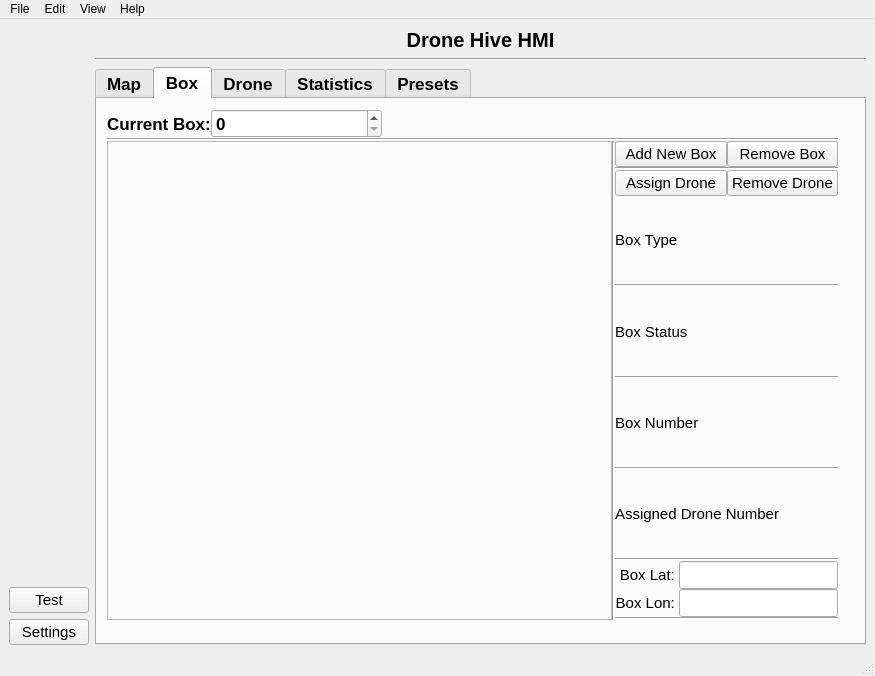
Samwise101/EiRT-AscenD-Robotics, file ros2_ws/src/hmi/ui/mainwindow.ui: the form before one commit.
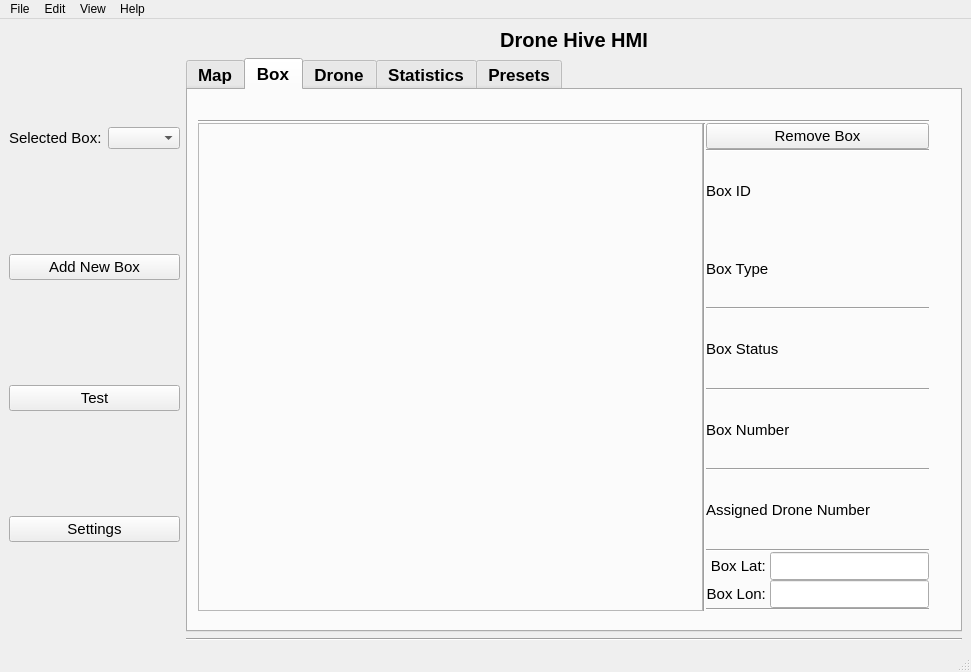
The form after the commit. The open tabs and pages were chosen to show the change. Icons and pictures are not drawn.

Diff of the .ui file:
```diff
--- a/ros2_ws/src/hmi/ui/mainwindow.ui
+++ b/ros2_ws/src/hmi/ui/mainwindow.ui
@@ -6,8 +6,8 @@
    <rect>
     <x>0</x>
     <y>0</y>
-    <width>875</width>
-    <height>676</height>
+    <width>971</width>
+    <height>672</height>
    </rect>
   </property>
   <property name="windowTitle">
@@ -32,17 +32,46 @@
       <item>
        <layout class="QVBoxLayout" name="verticalLayout">
         <item>
-         <spacer name="verticalSpacer_2">
-          <property name="orientation">
-           <enum>Qt::Vertical</enum>
-          </property>
-          <property name="sizeHint" stdset="0">
-           <size>
-            <width>20</width>
-            <height>40</height>
-           </size>
-          </property>
-         </spacer>
+         <layout class="QHBoxLayout" name="horizontalLayout_11">
+          <item>
+           <widget class="QLabel" name="current_box_label">
+            <property name="font">
+             <font>
+              <pointsize>11</pointsize>
+              <weight>50</weight>
+              <bold>false</bold>
+             </font>
+            </property>
+            <property name="text">
+             <string>Selected Box:</string>
+            </property>
+            <property name="alignment">
+             <set>Qt::AlignLeading|Qt::AlignLeft|Qt::AlignVCenter</set>
+            </property>
+           </widget>
+          </item>
+          <item>
+           <widget class="QComboBox" name="boxComboBox"/>
+          </item>
+         </layout>
+        </item>
+        <item>
+         <widget class="QPushButton" name="add_box_pushButton">
+          <property name="font">
+           <font>
+            <pointsize>11</pointsize>
+            <weight>50</weight>
+            <bold>false</bold>
+           </font>
+          </property>
+          <property name="text">
+           <string>Add New Box</string>
+          </property>
+          <property name="icon">
+           <iconset resource="../resources/resources.qrc">
+            <normaloff>:/images/icons/add_box.png</normaloff>:/images/icons/add_box.png</iconset>
+          </property>
+         </widget>
         </item>
         <item>
          <widget class="QPushButton" name="settings_button">
@@ -75,7 +104,7 @@
        </layout>
       </item>
       <item>
-       <layout class="QVBoxLayout" name="verticalLayout_2" stretch="0,0">
+       <layout class="QVBoxLayout" name="verticalLayout_2" stretch="0,0,0">
         <item>
          <widget class="QLabel" name="label">
           <property name="font">
@@ -94,8 +123,6 @@
          </widget>
         </item>
         <item>
-         <layout class="QGridLayout" name="gridLayout">
-          <item row="1" column="0">
            <widget class="QTabWidget" name="tabWidget">
             <property name="minimumSize">
              <size>
@@ -246,30 +273,10 @@
                 <enum>QLayout::SetNoConstraint</enum>
                </property>
                <item>
-                <layout class="QHBoxLayout" name="box_cicle_layout" stretch="0,2,0,5">
+              <layout class="QHBoxLayout" name="box_cicle_layout" stretch="0,5">
                  <property name="sizeConstraint">
                   <enum>QLayout::SetNoConstraint</enum>
                  </property>
-                 <item>
-                  <widget class="QLabel" name="current_box_label">
-                   <property name="font">
-                    <font>
-                     <pointsize>13</pointsize>
-                     <weight>75</weight>
-                     <bold>true</bold>
-                    </font>
-                   </property>
-                   <property name="text">
-                    <string>Current Box:</string>
-                   </property>
-                   <property name="alignment">
-                    <set>Qt::AlignLeading|Qt::AlignLeft|Qt::AlignVCenter</set>
-                   </property>
-                  </widget>
-                 </item>
-                 <item>
-                  <widget class="QSpinBox" name="box_cicle_spin_box"/>
-                 </item>
                  <item>
                   <widget class="QLabel" name="color_label">
                    <property name="sizePolicy">
@@ -340,10 +347,17 @@
                     </widget>
                    </item>
                    <item>
-                    <layout class="QVBoxLayout" name="box_information_layout" stretch="10,0,0,0,0,0,0,0,0,0,0">
+                  <layout class="QVBoxLayout" name="box_information_layout" stretch="0,0,0,0,0,0,0,0,0,0,0,0">
                      <item>
                       <layout class="QGridLayout" name="drone_button_layout">
-                       <item row="0" column="1">
+                     <item row="1" column="0">
+                      <widget class="Line" name="line_21">
+                       <property name="orientation">
+                        <enum>Qt::Horizontal</enum>
+                       </property>
+                      </widget>
+                     </item>
+                     <item row="0" column="0">
                         <widget class="QPushButton" name="pushButton_7">
                          <property name="font">
                           <font>
@@ -361,26 +375,12 @@
                          </property>
                         </widget>
                        </item>
-                       <item row="2" column="0">
-                        <widget class="QPushButton" name="assign_drone_pushButton_3">
-                         <property name="font">
-                          <font>
-                           <pointsize>11</pointsize>
-                           <weight>50</weight>
-                           <bold>false</bold>
-                          </font>
-                         </property>
-                         <property name="text">
-                          <string>Assign Drone</string>
-                         </property>
-                         <property name="icon">
-                          <iconset resource="../resources/resources.qrc">
-                           <normaloff>:/images/icons/add_drone.png</normaloff>:/images/icons/add_drone.png</iconset>
-                         </property>
-                        </widget>
-                       </item>
-                       <item row="2" column="1">
-                        <widget class="QPushButton" name="pushButton_11">
+                    </layout>
+                   </item>
+                   <item>
+                    <layout class="QHBoxLayout" name="horizontalLayout_5">
+                     <item>
+                      <widget class="QLabel" name="label_7">
                          <property name="font">
                           <font>
                            <pointsize>11</pointsize>
@@ -389,43 +389,7 @@
                           </font>
                          </property>
                          <property name="text">
-                          <string>Remove Drone</string>
-                         </property>
-                         <property name="icon">
-                          <iconset resource="../resources/resources.qrc">
-                           <normaloff>:/images/icons/remove_drone.png</normaloff>:/images/icons/remove_drone.png</iconset>
-                         </property>
-                        </widget>
-                       </item>
-                       <item row="1" column="1">
-                        <widget class="Line" name="line_22">
-                         <property name="orientation">
-                          <enum>Qt::Horizontal</enum>
-                         </property>
-                        </widget>
-                       </item>
-                       <item row="0" column="0">
-                        <widget class="QPushButton" name="add_box_pushButton">
-                         <property name="font">
-                          <font>
-                           <pointsize>11</pointsize>
-                           <weight>50</weight>
-                           <bold>false</bold>
-                          </font>
-                         </property>
-                         <property name="text">
-                          <string>Add New Box</string>
-                         </property>
-                         <property name="icon">
-                          <iconset resource="../resources/resources.qrc">
-                           <normaloff>:/images/icons/add_box.png</normaloff>:/images/icons/add_box.png</iconset>
-                         </property>
-                        </widget>
-                       </item>
-                       <item row="1" column="0">
-                        <widget class="Line" name="line_21">
-                         <property name="orientation">
-                          <enum>Qt::Horizontal</enum>
+                        <string>Box ID</string>
                          </property>
                         </widget>
                        </item>
@@ -1018,6 +982,8 @@
             </widget>
            </widget>
           </item>
+        <item>
+         <layout class="QGridLayout" name="gridLayout">
           <item row="0" column="0">
            <widget class="Line" name="line_6">
             <property name="orientation">
@@ -1038,7 +1004,7 @@
     <rect>
      <x>0</x>
      <y>0</y>
-     <width>875</width>
+     <width>971</width>
      <height>22</height>
     </rect>
    </property>
```
Left out of the diff: 91 changed lines with no effect on the pictures. Lines whose indentation alone changed are shown as unchanged.
